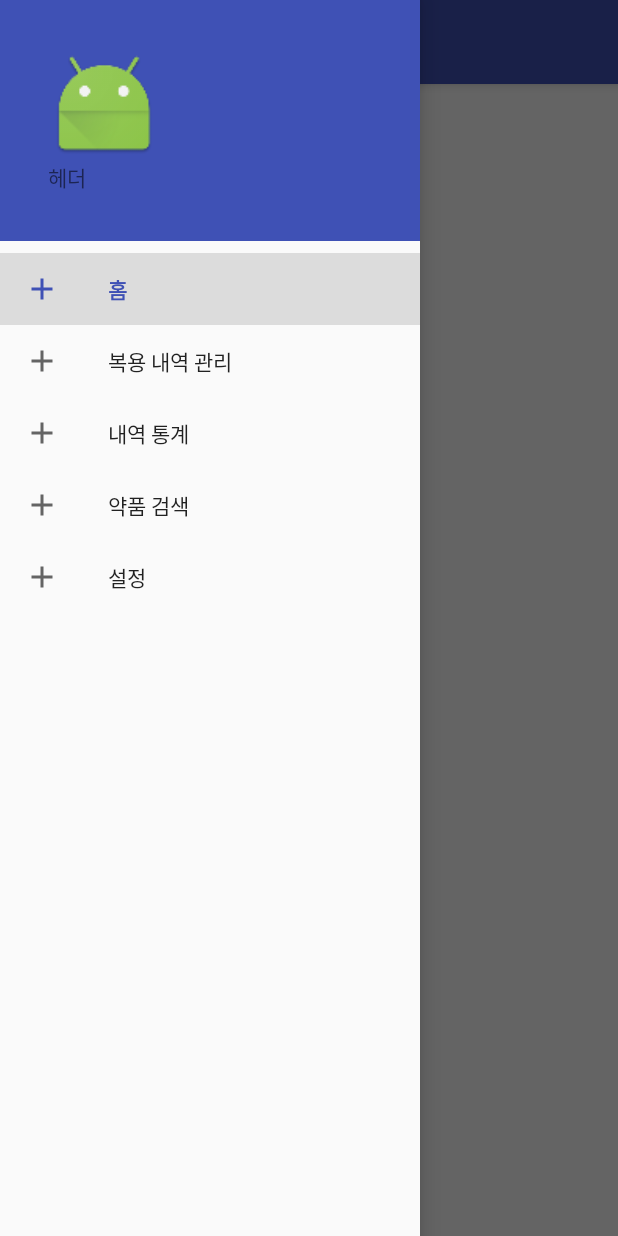
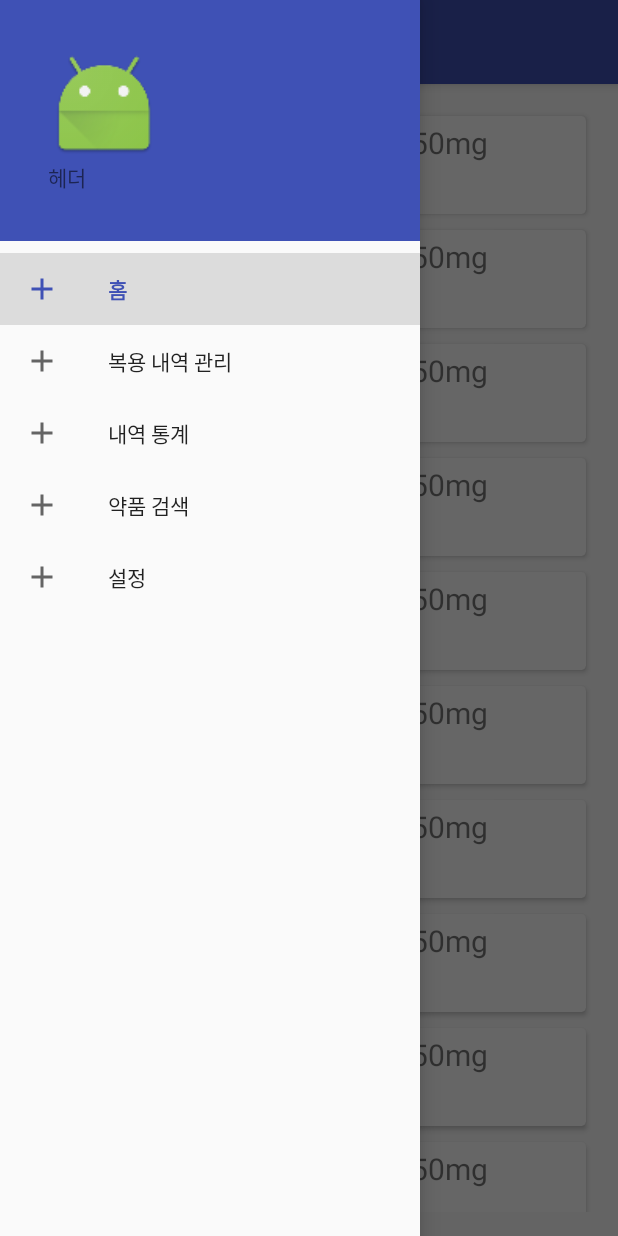
Before and after one commit to TheChicks/Conditionform-android, an Android app: the fragment SearchFragment placed in its activity, with the side drawer open, on a phone screen of 412 x 824 dp. Run offline under Robolectric (Android 15) with nearby library versions, the light colour scheme and no system bars; our stand-ins replace ButterKnife.

Commit message:
#6 changing some parameters names

```diff
--- a/app/build.gradle
+++ b/app/build.gradle
@@ -29,4 +29,7 @@ dependencies {
     compile 'com.jakewharton:butterknife:7.0.1'
     compile 'com.android.support:cardview-v7:23.3.0'
     compile 'com.android.support:recyclerview-v7:23.3.0'
+
+    compile 'com.jakewharton:butterknife:7.0.1'
+
 }
--- a/app/src/main/java/com/thechicks/conditionform/PillSearchListAdapter.java
+++ b/app/src/main/java/com/thechicks/conditionform/PillSearchListAdapter.java
@@ -14,9 +14,21 @@ public class PillSearchListAdapter extends RecyclerView.Adapter<RecyclerView.Vie
     private final Context mContext;
     private final ArrayList<PillSearchItem> mPillSearchItemList;
 
-    public PillSearchListAdapter(Context mContext, ArrayList<PillSearchItem> mPillSearchItemList) {
-        this.mContext = mContext;
-        this.mPillSearchItemList = mPillSearchItemList;
+    //item click event
+    private OnListItemClickListener mOnListItemClickListener;
+    public interface OnListItemClickListener{
+        void onListItemClick(PillSearchItem pillSearchItem);
+    }
+
+    public void setOnListItemClickListener(OnListItemClickListener listener){
+        mOnListItemClickListener = listener;
+    }
+
+    public PillSearchListAdapter(Context context) {
+        mContext = context;
+        mPillSearchItemList = new ArrayList<>();
+
+        initData();
     }
 
     public void initData() {
@@ -26,13 +38,20 @@ public class PillSearchListAdapter extends RecyclerView.Adapter<RecyclerView.Vie
     }
 
     @Override
+    public int getItemViewType(int position) {
+        return mPillSearchItemList.get(position).getPillNumber();
+    }
+
+
+    @Override
     public RecyclerView.ViewHolder onCreateViewHolder(ViewGroup parent, int viewType) {
-        return null;
+        return PillSearchViewHolder.newInstance(parent, mOnListItemClickListener);
     }
 
     @Override
     public void onBindViewHolder(RecyclerView.ViewHolder holder, int position) {
-
+        PillSearchItem pillSearchItem = mPillSearchItemList.get(position);
+        ((PillSearchViewHolder)holder).bind(pillSearchItem);
     }
 
     @Override
--- a/app/src/main/java/com/thechicks/conditionform/PillSearchViewHolder.java
+++ b/app/src/main/java/com/thechicks/conditionform/PillSearchViewHolder.java
@@ -1,14 +1,51 @@
 package com.thechicks.conditionform;
 
+import android.graphics.drawable.GradientDrawable;
 import android.support.v7.widget.RecyclerView;
+import android.view.LayoutInflater;
 import android.view.View;
+import android.view.ViewGroup;
+import android.widget.ImageView;
+import android.widget.TextView;
+
+import butterknife.Bind;
+import butterknife.ButterKnife;
 
 /**
  * Created by Administrator on 2016-04-11.
  */
 public class PillSearchViewHolder extends RecyclerView.ViewHolder{
+    @Bind(R.id.pillImage)
+    ImageView pillImg;
 
-    public PillSearchViewHolder(View itemView) {
-        super(itemView);
+    @Bind(R.id.pillName)
+    TextView pillName;
+
+    @Bind(R.id.pillNumber)
+    TextView pillNumber;
+
+    GradientDrawable gradientDrawable;
+    View mView;
+    PillSearchListAdapter.OnListItemClickListener mListener;
+
+    public static RecyclerView.ViewHolder newInstance(ViewGroup parent, PillSearchListAdapter.OnListItemClickListener listener) {
+
+        View itemView = LayoutInflater.from(parent.getContext()).inflate(R.layout.search_item_cardview, parent, false);
+        return new PillSearchViewHolder(itemView, listener);
+    }
+
+    private PillSearchViewHolder(View itemView, PillSearchListAdapter.OnListItemClickListener listener) {
+         super(itemView);
+
+         mView = itemView;
+         gradientDrawable = new GradientDrawable();  //border 그리기용
+         mListener = listener;
+         ButterKnife.bind(this, mView);
+     }
+
+    public void bind(PillSearchItem pillSearchItem) {
+        //pillImg.setImageResource(Integer.parseInt(pillSearchItem.getImage())); // 이미지 URL 경로 문자열
+        pillName.setText(pillSearchItem.getPillName());
+        pillNumber.setText(Integer.toString(pillSearchItem.getPillNumber()));
     }
 }
--- a/app/src/main/java/com/thechicks/conditionform/SearchFragment.java
+++ b/app/src/main/java/com/thechicks/conditionform/SearchFragment.java
@@ -1,6 +1,7 @@
 package com.thechicks.conditionform;
 
 import android.os.Bundle;
+import android.support.annotation.Nullable;
 import android.support.v4.app.Fragment;
 import android.support.v7.widget.LinearLayoutManager;
 import android.support.v7.widget.RecyclerView;
@@ -8,9 +9,10 @@ import android.util.Log;
 import android.view.LayoutInflater;
 import android.view.View;
 import android.view.ViewGroup;
+import android.widget.Toast;
 
-import java.util.ArrayList;
-import java.util.List;
+import butterknife.Bind;
+import butterknife.ButterKnife;
 
 /**
  * 검색 화면
@@ -18,6 +20,11 @@ import java.util.List;
 public class SearchFragment extends Fragment {
 
     public static final String TAG = SearchFragment.class.getSimpleName();
+
+    @Bind(R.id.recyclerview_search_item)
+    RecyclerView recyclerView;
+
+    PillSearchListAdapter mPillSearchListAdapter;
 
     private static final String ARG_PARAM1 = "param1";
     private static final String ARG_PARAM2 = "param2";
@@ -55,23 +62,27 @@ public class SearchFragment extends Fragment {
         // Inflate the layout for this fragment
 
         View view =  inflater.inflate(R.layout.fragment_search, container, false);
-
-
-        RecyclerView recyclerView=(RecyclerView)view.findViewById(R.id.cardview);
-        LinearLayoutManager layoutManager=new LinearLayoutManager(getActivity());
-        recyclerView.setHasFixedSize(true);
-        recyclerView.setLayoutManager(layoutManager);
-
-        List<PillSearchItem> items=new ArrayList<>();
-        PillSearchItem[] item=new PillSearchItem[5];
-
-        for(int i=0;i<5;i++) items.add(item[i]);
-
-        //recyclerView.setAdapter(new RecyclerAdapter(getActivity(),items,R.layout.activity_main));
-
-
+        ButterKnife.bind(this, view);
         return view;
     }
 
+         @Override
+         public void onViewCreated(View view, @Nullable Bundle savedInstanceState) {
+                 super.onViewCreated(view, savedInstanceState);
+
+                         recyclerView.setLayoutManager(new LinearLayoutManager(getActivity(), LinearLayoutManager.VERTICAL, false));
+                 recyclerView.setHasFixedSize(true);
+
+                         mPillSearchListAdapter = new PillSearchListAdapter(getActivity());
+                 recyclerView.setAdapter(mPillSearchListAdapter);
+                 mPillSearchListAdapter.setOnListItemClickListener(new PillSearchListAdapter.OnListItemClickListener() {
+                         @Override
+                         public void onListItemClick(PillSearchItem disease) {
+                 //                Intent intent = new Intent(getActivity(), 이동할 액티비티);
+                         //                startActivity(intent);
+                                                 Toast.makeText(getActivity(), "List Item Click", Toast.LENGTH_SHORT).show();
+                             }
+                     });
+             }
 
 }
--- a/app/src/main/res/layout/fragment_search.xml
+++ b/app/src/main/res/layout/fragment_search.xml
@@ -7,7 +7,7 @@
     <!-- TODO: Update blank fragment layout -->
 
     <android.support.v7.widget.RecyclerView
-        android:id="@+id/recyclerview"
+        android:id="@+id/recyclerview_search_item"
         android:layout_width="match_parent"
         android:layout_height="match_parent"/>
 </FrameLayout>
--- a/app/src/main/res/layout/search_item_cardview.xml
+++ b/app/src/main/res/layout/search_item_cardview.xml
@@ -1,31 +1,29 @@
 <?xml version="1.0" encoding="utf-8"?>
-<LinearLayout xmlns:android="http://schemas.android.com/apk/res/android"
-    android:layout_width="match_parent"
-    android:layout_height="match_parent"
-    xmlns:app="http://schemas.android.com/apk/res-auto"
-    xmlns:card_view="http://schemas.android.com/tools">
-
-    <android.support.v7.widget.CardView
-        android:id="@+id/cardview"
+<android.support.v7.widget.CardView android:id="@+id/cardview"
     card_view:cardCornerRadius="3dp"
     android:layout_width="match_parent"
+    xmlns:android="http://schemas.android.com/apk/res/android"
+    xmlns:card_view="http://schemas.android.com/apk/res-auto"
     android:layout_height="wrap_content"
-        android:layout_margin="5dp">
+    android:layout_margin="5dp"
+   >
 
     <LinearLayout
         android:layout_width="match_parent"
         android:layout_height="wrap_content"
         android:orientation="horizontal"
         android:weightSum="1">
+
     <ImageView
-                android:layout_width="149dp"
+        android:layout_width="150dp"
         android:layout_height="65dp"
-                android:id="@+id/image"
+        android:id="@+id/pillImage"
         android:src="@android:drawable/ic_menu_report_image" />
 
         <LinearLayout
             android:orientation="vertical"
             android:layout_width="match_parent"
+
             android:layout_height="match_parent"
             android:weightSum="1">
 
@@ -36,7 +34,8 @@
             android:id="@+id/pillName"
             android:layout_gravity="top|center_horizontal"
             android:layout_weight="0.79"
-                    android:textSize="20sp" />
+            android:textSize="20sp"
+            android:gravity="center_vertical" />
 
         <TextView
             android:layout_width="match_parent"
@@ -44,9 +43,8 @@
             android:text="pillNumber"
             android:id="@+id/pillNumber"
             android:layout_gravity="bottom|center_horizontal"
-                    android:textSize="15sp" />
+            android:textSize="15sp"
+            android:gravity="center_vertical" />
         </LinearLayout>
-
     </LinearLayout>
 </android.support.v7.widget.CardView>
-</LinearLayout>
```
Also changed, not shown: 2 other files. Lines whose indentation alone changed are shown as unchanged.
